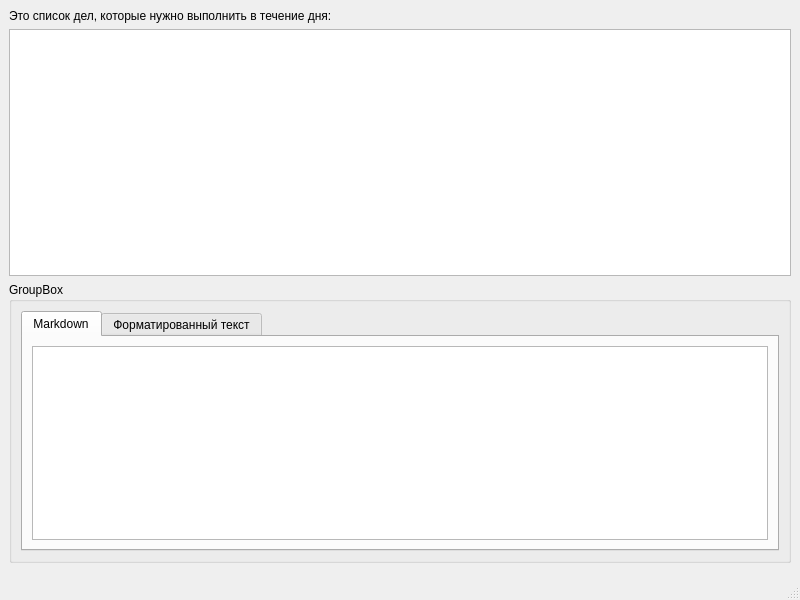
First picture: the form in timemanager/view/mainWindow.ui, repository sliv2001/timeManager, before the edit.
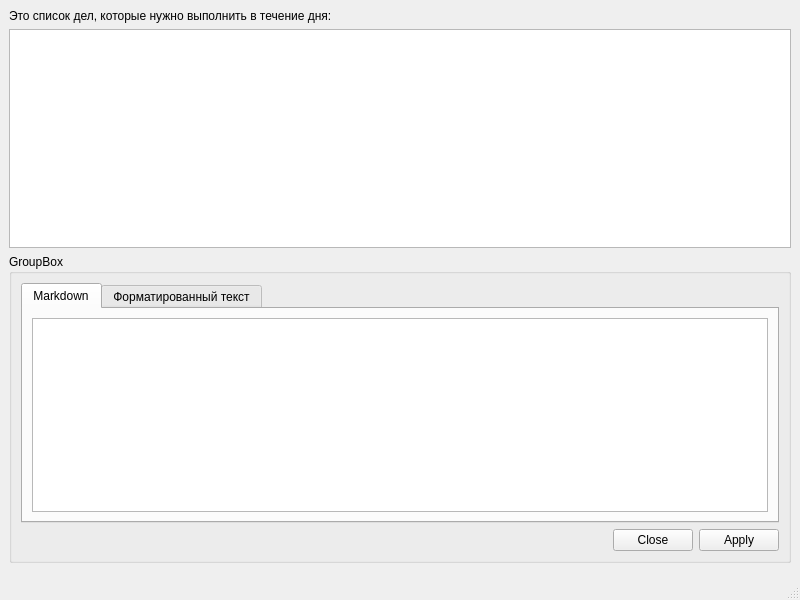
Second picture: the form after the edit. Icons and pictures are not drawn.

Commit message: [verboseView] Added actions

The edit to the form file:
```diff
--- a/timemanager/view/mainWindow.ui
+++ b/timemanager/view/mainWindow.ui
@@ -68,6 +68,16 @@
          </widget>
         </widget>
        </item>
+       <item>
+        <widget class="QDialogButtonBox" name="itemVerboseButtonBox">
+         <property name="locale">
+          <locale language="Russian" country="Russia"/>
+         </property>
+         <property name="standardButtons">
+          <set>QDialogButtonBox::StandardButton::Apply|QDialogButtonBox::StandardButton::Close</set>
+         </property>
+        </widget>
+       </item>
       </layout>
      </widget>
     </item>
```
Left out of the diff: 39 changed lines with no effect on the pictures. The commit also changes 1 other file.
